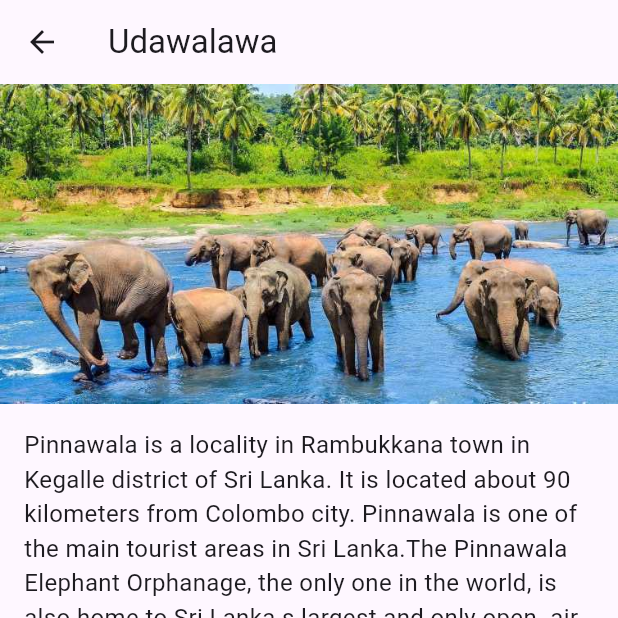
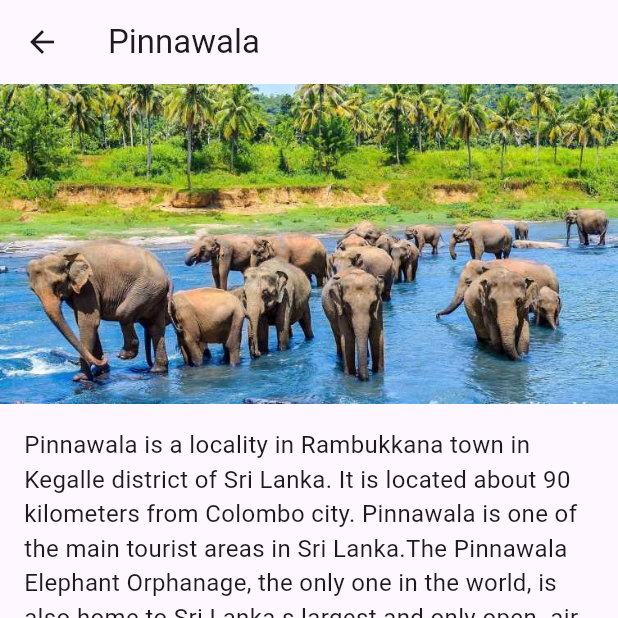
Before and after one commit to JananiCH/ExploreSL, a Flutter app: the Udawalawa screen opened directly, on a phone screen of 412 x 824 dp, the top half of it. Run offline on Flutter 3.47's test engine with Material 3 defaults, Android fonts, the phone set to English and light mode, and no system bars; our stand-ins replace carousel_slider, cloud_firestore, file_picker, firebase_auth, firebase_core, firebase_storage and 2 more; accounts and stored records are empty.

Commit message:
udawalawa_changed

```diff
--- a/lib/pages/udawalawa.dart
+++ b/lib/pages/udawalawa.dart
@@ -9,7 +9,7 @@ class Udawalawa extends StatelessWidget {
       appBar: AppBar(
         title: const Flexible(
           child: Text(
-            'Udawalawa',
+            'Pinnawala',
             overflow: TextOverflow.ellipsis, // Handles overflow by ellipsis
           ),
         ),
```
